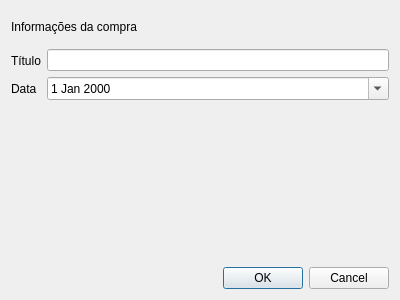
Above: SisCompra/dialogeditarcompra.ui from saraivaufc/ListaDeCompras before the change. Below: the same form after it.
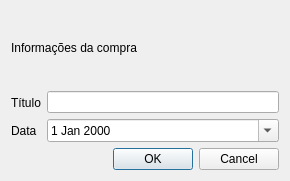
That is the form after the change.

Diff of the .ui file:
```diff
--- a/SisCompra/dialogeditarcompra.ui
+++ b/SisCompra/dialogeditarcompra.ui
@@ -6,8 +6,8 @@
    <rect>
     <x>0</x>
     <y>0</y>
-    <width>400</width>
-    <height>300</height>
+    <width>290</width>
+    <height>181</height>
    </rect>
   </property>
   <property name="windowTitle">
@@ -15,7 +15,7 @@
   </property>
   <layout class="QVBoxLayout" name="verticalLayout_4">
    <item>
-    <layout class="QVBoxLayout" name="verticalLayout_3" stretch="1,5,5,1">
+    <layout class="QVBoxLayout" name="verticalLayout_3" stretch="1,5,1">
      <item>
       <widget class="QLabel" name="label_3">
        <property name="text">
@@ -63,19 +63,6 @@
        </item>
       </layout>
      </item>
-     <item>
-      <spacer name="verticalSpacer">
-       <property name="orientation">
-        <enum>Qt::Vertical</enum>
-       </property>
-       <property name="sizeHint" stdset="0">
-        <size>
-         <width>20</width>
-         <height>40</height>
-        </size>
-       </property>
-      </spacer>
-     </item>
      <item>
       <widget class="QDialogButtonBox" name="buttonBox">
        <property name="orientation">
```
